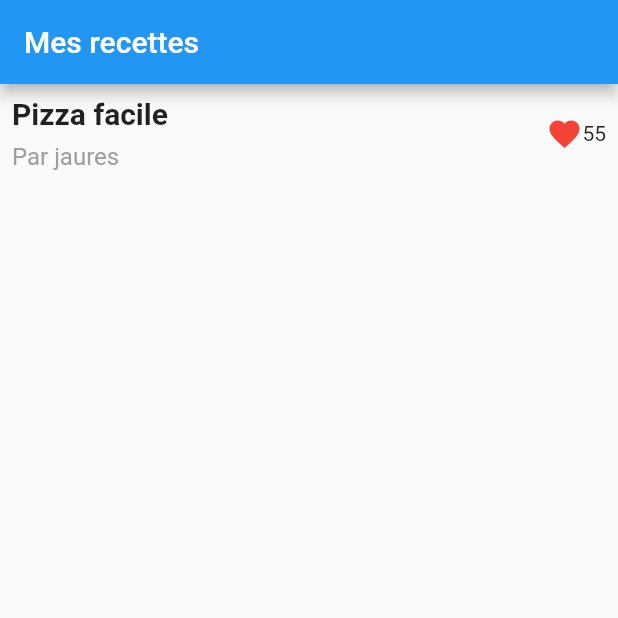
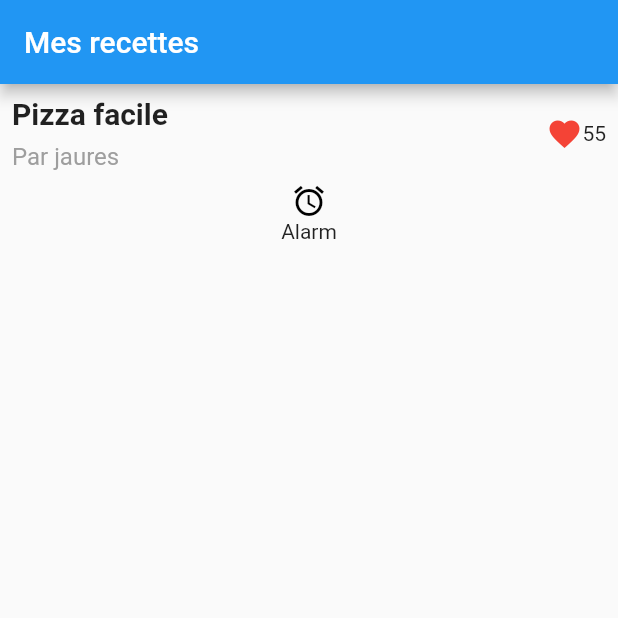
Before and after one commit to beinjamin/demo_app_flutter, a Flutter app: the screen it shows after launch, on a phone screen of 412 x 824 dp, the top half of it. Run offline on Flutter 3.47's test engine with Material 2 defaults, Android fonts, the phone set to English and light mode, and no system bars.

Commit message:
Ajout et reorganisation de l icon cree

```diff
--- a/lib/main.dart
+++ b/lib/main.dart
@@ -55,7 +55,16 @@ class MyApp extends StatelessWidget {
           appBar: AppBar(
             title: Text("Mes recettes"),
           ),
-          body: Column(children: [titleSection])),
+          body: Column(children: [
+            titleSection,
+            _buildButtonColumn(Colors.black, Icons.access_alarm, "Alarm")
+          ])),
     );
   }
 }
+
+Column _buildButtonColumn(Color color, IconData icon, String label) {
+  return Column(
+    children: [Icon(icon, color: color), Text(label)],
+  );
+}
```
